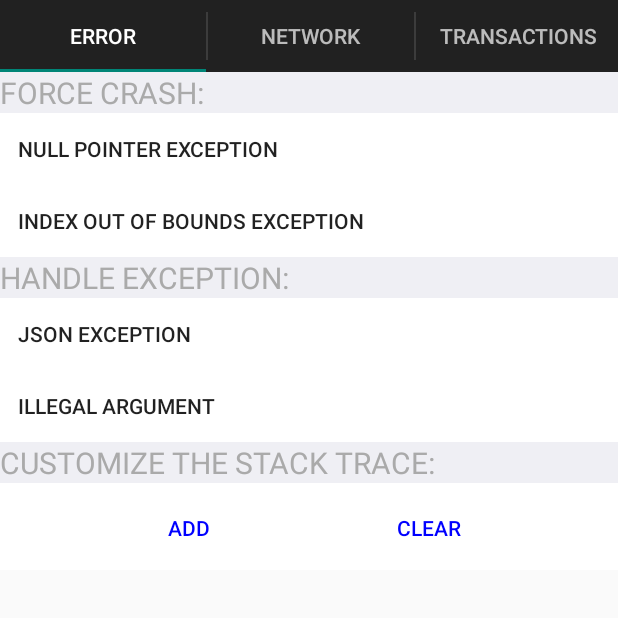
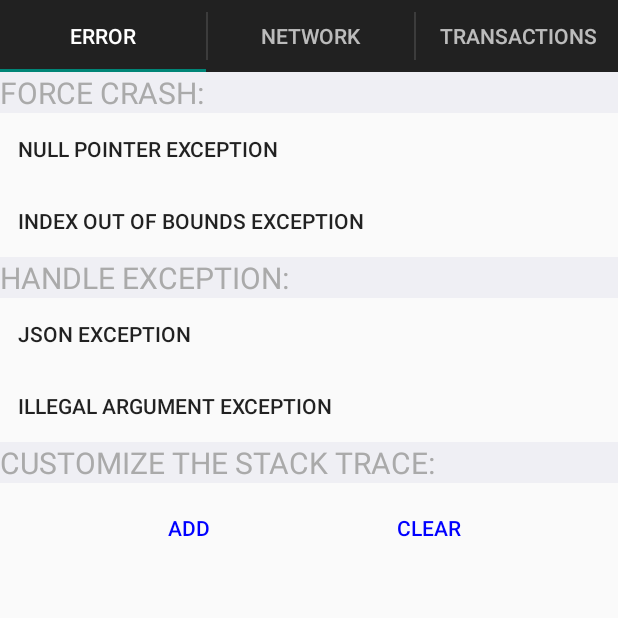
Before and after one commit to crittercism/crittercism-example-apps, an Android app: the screen it shows after launch (MainActivity), on a phone screen of 412 x 824 dp, the top half of it. Run offline under Robolectric (Android 15) with nearby library versions, the phone set to English and light mode, and no system bars; 1 statement that could not run was skipped.

Commit message:
Fix lint errors

```diff
--- a/android/app/build.gradle
+++ b/android/app/build.gradle
@@ -23,6 +23,6 @@ dependencies {
     compile fileTree(dir: 'libs', include: ['*.jar'])
     compile 'com.android.support:appcompat-v7:21.0.3'
 
-    compile 'com.crittercism:crittercism-android-agent:+'
+    compile 'com.crittercism:crittercism-android-agent:5.0.6'
     compile 'com.squareup.okhttp:okhttp:2.2.0'
 }
--- a/android/app/src/main/AndroidManifest.xml
+++ b/android/app/src/main/AndroidManifest.xml
@@ -9,6 +9,7 @@
     <!-- uses-permission android:name="android.permission.GET_TASKS" / -->
     <application
         android:allowBackup="true"
+        android:supportsRtl="false"
         android:icon="@drawable/appicon"
         android:label="@string/app_name"
         android:theme="@style/Theme.AppCompat.Light.DarkActionBar" >
--- a/android/app/src/main/java/com/crittercism/network/apis/HttpURLConnectionApi.java
+++ b/android/app/src/main/java/com/crittercism/network/apis/HttpURLConnectionApi.java
@@ -4,6 +4,7 @@ import java.io.BufferedReader;
 import java.io.IOException;
 import java.io.InputStreamReader;
 import java.net.HttpURLConnection;
+import java.util.Locale;
 
 /**
  * Created by dshirley on 3/30/15.
@@ -23,7 +24,7 @@ public class HttpURLConnectionApi implements NetworkApi {
         HttpURLConnection conn = (HttpURLConnection) request.getUrl().openConnection();
         conn.setRequestMethod(request.getMethod());
 
-        if (conn.getRequestMethod().toUpperCase().equals("POST")) {
+        if (conn.getRequestMethod().toUpperCase(Locale.getDefault()).equals("POST")) {
             conn.getOutputStream().write(request.getPostData().getBytes());
         }
 
--- a/android/app/src/main/java/com/crittercism/network/apis/OkHttpApi.java
+++ b/android/app/src/main/java/com/crittercism/network/apis/OkHttpApi.java
@@ -11,6 +11,7 @@ import org.apache.http.HttpStatus;
 import java.io.BufferedReader;
 import java.io.IOException;
 import java.io.InputStreamReader;
+import java.util.Locale;
 
 /**
  * Created by dshirley on 3/30/15.
@@ -36,7 +37,7 @@ public class OkHttpApi implements NetworkApi {
         Request.Builder builder = new Request.Builder();
         builder.url(request.getUrl());
 
-        if (request.getMethod().toUpperCase().equals("POST")) {
+        if (request.getMethod().toUpperCase(Locale.getDefault()).equals("POST")) {
             RequestBody body = RequestBody.create(PLAIN_TEXT, request.getPostData());
             builder.post(body);
         }
--- a/android/app/src/main/res/layout/fragment_error.xml
+++ b/android/app/src/main/res/layout/fragment_error.xml
@@ -1,18 +1,10 @@
 <?xml version="1.0" encoding="utf-8"?>
+
 <LinearLayout xmlns:android="http://schemas.android.com/apk/res/android"
-    android:orientation="vertical" android:layout_width="match_parent"
-    android:layout_height="match_parent">
-
-    <ScrollView
-        android:layout_width="match_parent"
-        android:layout_height="match_parent"
-        android:id="@+id/scrollView">
-        <LinearLayout
               android:orientation="vertical"
               android:layout_width="match_parent"
               android:layout_height="wrap_content"
-            android:verticalScrollbarPosition="right"
-            android:background="@android:color/white">
+              android:verticalScrollbarPosition="right">
     <TextView
         android:layout_width="match_parent"
         android:layout_height="wrap_content"
@@ -21,23 +13,24 @@
         android:textColor="@android:color/darker_gray"
         android:textSize="20sp"
         android:focusable="false"
-                android:text="FORCE CRASH:"/>
+        android:text="@string/forceCrash"
+        android:id="@+id/forceCrashLabel"/>
 
     <Button
         android:layout_width="match_parent"
         android:layout_height="wrap_content"
-                android:text="NULL POINTER EXCEPTION"
+        android:text="@string/nullPointerException"
         android:id="@+id/nullPointerCrashButton"
-                android:gravity="center_vertical|left"
+        android:gravity="center_vertical|start"
         style="?android:attr/borderlessButtonStyle"/>
 
     <Button
         style="?android:attr/borderlessButtonStyle"
         android:layout_width="match_parent"
         android:layout_height="wrap_content"
-                android:text="INDEX OUT OF BOUNDS EXCEPTION"
+        android:text="@string/indexOutOfBoundsException"
         android:id="@+id/indexOutOfBoundsCrashButton"
-                android:gravity="center_vertical|left"
+        android:gravity="center_vertical|start"
         android:layout_gravity="center_horizontal" />
 
     <TextView
@@ -48,23 +41,24 @@
         android:textColor="@android:color/darker_gray"
         android:textSize="20sp"
         android:focusable="false"
-                android:text="HANDLE EXCEPTION:"/>
+        android:text="@string/handledExceptions"
+        android:id="@+id/handledExceptionLabel"/>
 
     <Button
         style="?android:attr/borderlessButtonStyle"
         android:layout_width="match_parent"
         android:layout_height="wrap_content"
-                android:text="JSON EXCEPTION"
+        android:text="@string/jsonException"
         android:id="@+id/jsonExceptionButton"
-                android:gravity="center_vertical|left" />
+        android:gravity="center_vertical|start" />
 
     <Button
         style="?android:attr/borderlessButtonStyle"
         android:layout_width="match_parent"
         android:layout_height="wrap_content"
-                android:text="Illegal Argument"
+        android:text="@string/illegalArgumentException"
         android:id="@+id/illegalArgumentExceptionButton"
-                android:gravity="center_vertical|left"
+        android:gravity="center_vertical|start"
         android:layout_gravity="center_horizontal" />
 
     <TextView
@@ -75,7 +69,7 @@
         android:textColor="@android:color/darker_gray"
         android:textSize="20sp"
         android:focusable="false"
-                android:text="CUSTOMIZE THE STACK TRACE:"
+        android:text="@string/customizeStackTrace"
         android:id="@+id/customizeStackTraceTextView" />
 
     <LinearLayout
@@ -130,6 +124,3 @@
 
     </LinearLayout>
 </LinearLayout>
-
-    </ScrollView>
-</LinearLayout>
--- a/android/app/src/main/res/layout/transaction_buttons.xml
+++ b/android/app/src/main/res/layout/transaction_buttons.xml
@@ -16,8 +16,7 @@
         android:focusable="false"
         android:id="@+id/transactionName"/>
 
-    <LinearLayout xmlns:android="http://schemas.android.com/apk/res/android"
-                  android:orientation="horizontal"
+    <LinearLayout android:orientation="horizontal"
                   android:layout_width="match_parent"
                   android:layout_height="40sp"
                   android:gravity="center_vertical">
```
Also changed, not shown: android/app/src/main/java/com/crittercism/network/apis/ApacheHttpClientApi.java (+4 -5 lines), android/app/src/main/res/layout/fragment_network.xml (+26 -27 lines), android/app/src/main/res/layout/fragment_other.xml (+1 -6 lines), android/app/src/main/res/values/strings.xml (+28 -37 lines), 1 other file. Lines whose indentation alone changed are shown as unchanged.
